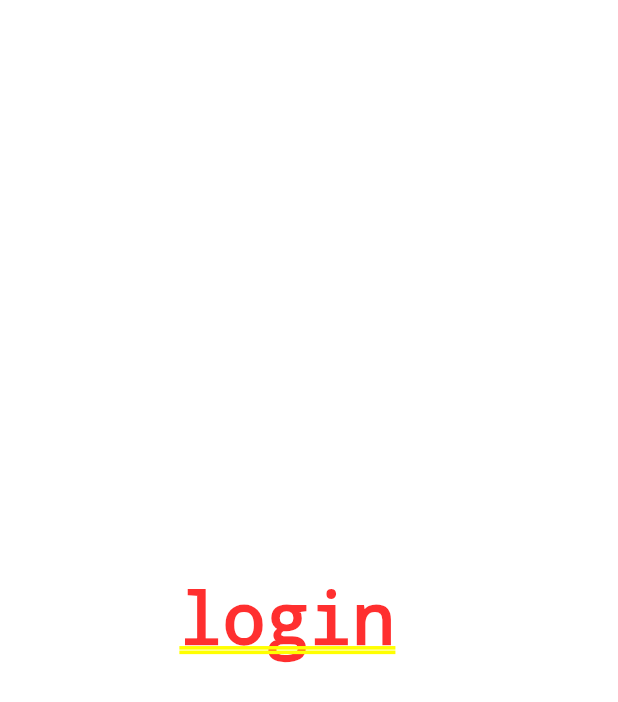
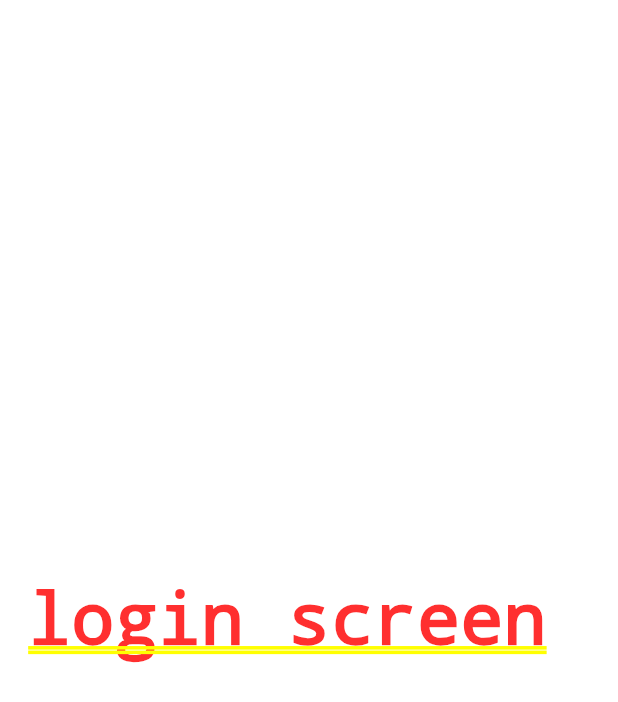
Before and after one commit to AbdElhamidShahin/Doctor_app, a Flutter app: the screen it shows after launch, after a tap on "Get Start", on a phone screen of 412 x 824 dp. Shown: the top 702 px of the screen. Run offline on Flutter 3.47's test engine with Material 3 defaults, Android fonts, the phone set to English and light mode, and no system bars; our stand-ins replace flutter_screenutil, flutter_svg, go_router.

Commit message:
fake push text 2

```diff
--- a/lib/features/login/ui/loginScreen.dart
+++ b/lib/features/login/ui/loginScreen.dart
@@ -5,6 +5,6 @@ class LoginScreen extends StatelessWidget {
 
   @override
   Widget build(BuildContext context) {
-    return Center(child: Text("login "));
+    return Center(child: Text("login screen "));
   }
 }
```
